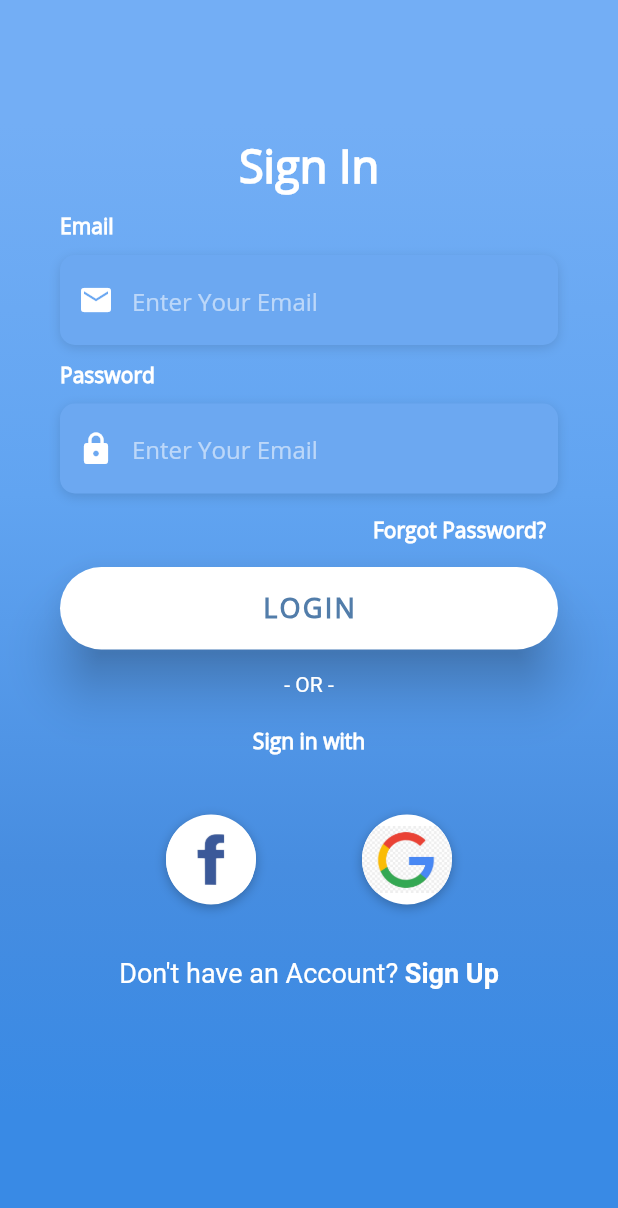
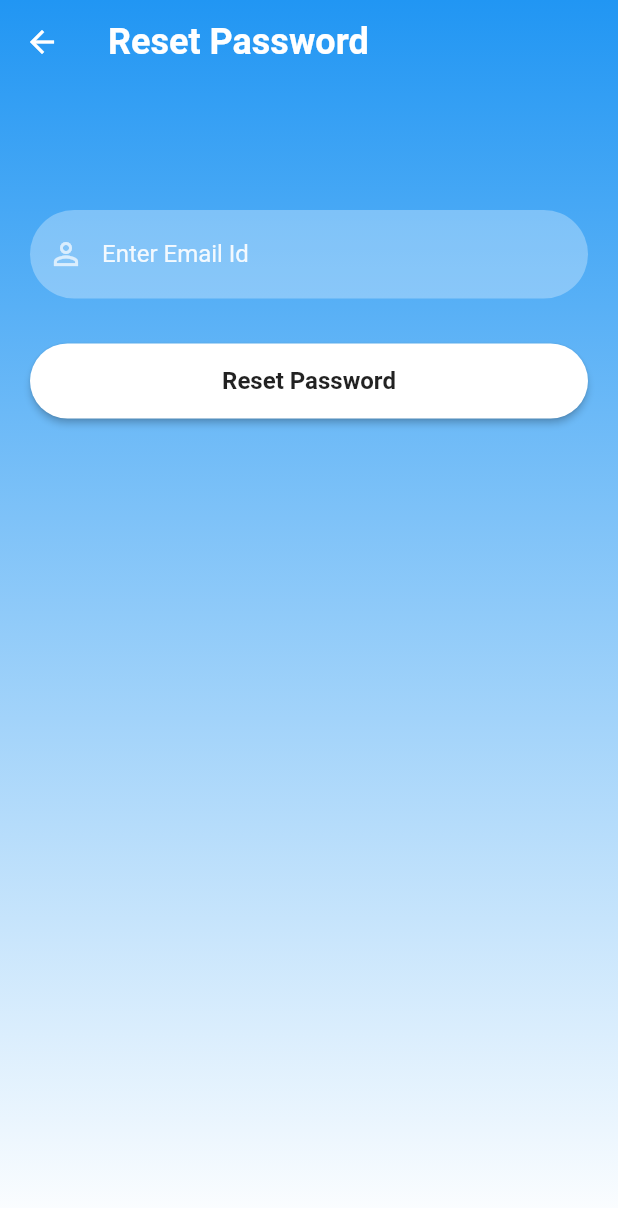
Before and after one commit to melihyumusaker/Vizyoner-GencStaj-FrontEnd, a Flutter app: the screen it shows after launch, after a tap on "Forgot Password?", on a phone screen of 412 x 824 dp. Shown: the top 1208 px of the screen. Run offline on Flutter 3.47's test engine with Material 2 defaults, Android fonts, the phone set to English and light mode, and no system bars; our stand-ins replace cloud_firestore, firebase_auth, firebase_core; accounts and stored records are empty; network calls fail.

Commit message:
firebase auth bağlandı, login, singup sayfaları

```diff
--- a/lib/main.dart
+++ b/lib/main.dart
@@ -1,8 +1,18 @@
+import 'package:firebase_core/firebase_core.dart';
 import 'package:flutter/material.dart';
-import 'package:proje/pages/auth/login.dart';
 import 'package:flutter/services.dart';
+import 'package:proje/pages/auth/login/login.dart';
 
-void main() {
+Future main() async {
+  WidgetsFlutterBinding.ensureInitialized();
+  await Firebase.initializeApp(
+    options: const FirebaseOptions(
+      apiKey: 'AIzaSyCWrR66Ic0b7uj7FBFxHHF68LTm1Twx4LE', // Your apiKey
+      appId: '1:352405295079:android:e775fa34503b9b8852b742', // Your appId
+      messagingSenderId: '352405295079', // Your messagingSenderId
+      projectId: 'vizyonergenc-80bc2', // Your projectId
+    ),
+  );
   runApp(const MyApp());
 }
 
--- a/lib/pages/auth/login.dart
+++ /dev/null
@@ -1,271 +0,0 @@
-import 'package:flutter/material.dart';
-import 'package:proje/utils/constants.dart';
-
-class Login extends StatefulWidget {
-  const Login({super.key});
-
-  @override
-  State<Login> createState() => _LoginState();
-}
-
-class _LoginState extends State<Login> {
-  @override
-  Widget build(BuildContext context) {
-    return Scaffold(
-      body: Stack(
-        children: <Widget>[
-          _setHomeBackgroundColor(),
-          SizedBox(
-            height: double.infinity,
-            child: SingleChildScrollView(
-              physics: const AlwaysScrollableScrollPhysics(),
-              padding:
-                  const EdgeInsets.symmetric(horizontal: 40.0, vertical: 90.0),
-              child: Column(
-                mainAxisAlignment: MainAxisAlignment.center,
-                children: <Widget>[
-                  _signInText(),
-                  const SizedBox(height: 10.0),
-                  _buildEmailTF(),
-                  const SizedBox(height: 10.0),
-                  _buildPasswordTF(),
-                  _buildForgotPasswordBtn(),
-                  _buildLoginBtn(),
-                  _buildSignInWithText(),
-                  _buildSocialBtnRow(),
-                  _buildSignupBtn(),
-                ],
-              ),
-            ),
-          )
-        ],
-      ),
-    );
-  }
-
-  Widget _buildSignupBtn() {
-    return GestureDetector(
-      // ignore: avoid_print
-      onTap: () => print('Sign Up Button Pressed'),
-      child: RichText(
-        text: const TextSpan(
-          children: [
-            TextSpan(
-              text: 'Don\'t have an Account? ',
-              style: TextStyle(
-                color: Colors.white,
-                fontSize: 18.0,
-                fontWeight: FontWeight.w400,
-              ),
-            ),
-            TextSpan(
-              text: 'Sign Up',
-              style: TextStyle(
-                color: Colors.white,
-                fontSize: 18.0,
-                fontWeight: FontWeight.bold,
-              ),
-            ),
-          ],
-        ),
-      ),
-    );
-  }
-
-  Widget _buildSocialBtn(Function onTap, AssetImage logo) {
-    return GestureDetector(
-      onTap: onTap(),
-      child: Container(
-        height: 60.0,
-        width: 60.0,
-        decoration: BoxDecoration(
-          shape: BoxShape.circle,
-          color: Colors.white,
-          boxShadow: const [
-            BoxShadow(
-              color: Colors.black26,
-              offset: Offset(0, 2),
-              blurRadius: 6.0,
-            ),
-          ],
-          image: DecorationImage(
-            image: logo,
-          ),
-        ),
-      ),
-    );
-  }
-
-  Widget _buildSocialBtnRow() {
-    return Padding(
-      padding: const EdgeInsets.only(bottom: 35, top: 40),
-      child: Row(
-        mainAxisAlignment: MainAxisAlignment.spaceEvenly,
-        children: <Widget>[
-          _buildSocialBtn(
-            // ignore: avoid_print
-            () => print('Login with Facebook'),
-            const AssetImage(
-              'assets/images/facebook.jpg',
-            ),
-          ),
-          _buildSocialBtn(
-            // ignore: avoid_print
-            () => print('Login with Google'),
-            const AssetImage(
-              'assets/images/google.jpg',
-            ),
-          ),
-        ],
-      ),
-    );
-  }
-
-  Widget _buildSignInWithText() {
-    return Column(
-      children: <Widget>[
-        const Text(
-          '- OR -',
-          style: TextStyle(
-            color: Colors.white,
-            fontWeight: FontWeight.w400,
-          ),
-        ),
-        const SizedBox(height: 20.0),
-        Text(
-          'Sign in with',
-          style: kLabelStyle,
-        ),
-      ],
-    );
-  }
-
-  Text _signInText() {
-    return const Text(
-      "Sign In",
-      style: TextStyle(
-        color: Colors.white,
-        fontFamily: 'OpenSans',
-        fontSize: 30,
-        fontWeight: FontWeight.bold,
-      ),
-    );
-  }
-
-  Container _setHomeBackgroundColor() {
-    return Container(
-      height: double.infinity,
-      width: double.infinity,
-      decoration: const BoxDecoration(
-        gradient: LinearGradient(
-          begin: Alignment.topCenter,
-          end: Alignment.bottomCenter,
-          colors: [
-            Color(0xFF73AEF5),
-            Color(0xFF61A4F1),
-            Color(0xFF478DE0),
-            Color(0xFF398AE5),
-          ],
-          stops: [0.1, 0.4, 0.7, 0.9],
-        ),
-      ),
-    );
-  }
-
-  Widget _buildLoginBtn() {
-    return Container(
-      padding: const EdgeInsets.only(top: 1.0, bottom: 15),
-      width: double.infinity,
-      child: ElevatedButton(
-        style: ElevatedButton.styleFrom(
-          elevation: 15.0,
-          backgroundColor: Colors.white,
-          padding: const EdgeInsets.all(15.0),
-          shape: RoundedRectangleBorder(
-            borderRadius: BorderRadius.circular(30.0),
-          ),
-        ),
-        onPressed: () {},
-        child: const Text(
-          'LOGIN',
-          style: TextStyle(
-            color: Color(0xFF527DAA),
-            letterSpacing: 1.5,
-            fontSize: 18.0,
-            fontWeight: FontWeight.bold,
-            fontFamily: 'OpenSans',
-          ),
-        ),
-      ),
-    );
-  }
-
-  Container _buildForgotPasswordBtn() {
-    return Container(
-      alignment: Alignment.centerRight,
-      child: TextButton(
-        onPressed: () {},
-        child: Text(
-          "Forgot Password?",
-          style: kLabelStyle,
-        ),
-      ),
-    );
-  }
-
-  Column _buildPasswordTF() {
-    return Column(
-      crossAxisAlignment: CrossAxisAlignment.start,
-      children: <Widget>[
-        Text(
-          "Password",
-          style: kLabelStyle,
-        ),
-        const SizedBox(height: 10.0),
-        Container(
-          alignment: Alignment.centerLeft,
-          decoration: kBoxDecorationStyle,
-          height: 60.0,
-          child: TextField(
-            obscureText: true,
-            style: const TextStyle(color: Colors.white, fontFamily: "OpenSans"),
-            decoration: InputDecoration(
-                border: InputBorder.none,
-                contentPadding: const EdgeInsets.only(top: 14.0),
-                prefixIcon: const Icon(Icons.lock, color: Colors.white),
-                hintText: "Enter Your Email",
-                hintStyle: kHintTextStyle),
-          ),
-        )
-      ],
-    );
-  }
-
-  Column _buildEmailTF() {
-    return Column(
-      crossAxisAlignment: CrossAxisAlignment.start,
-      children: <Widget>[
-        Text(
-          "Email",
-          style: kLabelStyle,
-        ),
-        const SizedBox(height: 10.0),
-        Container(
-          alignment: Alignment.centerLeft,
-          decoration: kBoxDecorationStyle,
-          height: 60.0,
-          child: TextField(
-            keyboardType: TextInputType.emailAddress,
-            style: const TextStyle(color: Colors.white, fontFamily: "OpenSans"),
-            decoration: InputDecoration(
-                border: InputBorder.none,
-                contentPadding: const EdgeInsets.only(top: 14.0),
-                prefixIcon: const Icon(Icons.email, color: Colors.white),
-                hintText: "Enter Your Email",
-                hintStyle: kHintTextStyle),
-          ),
-        )
-      ],
-    );
-  }
-}
--- /dev/null
+++ b/lib/pages/auth/login/login.dart
@@ -0,0 +1,118 @@
+import 'package:firebase_auth/firebase_auth.dart';
+import 'package:flutter/material.dart';
+
+import 'package:proje/main.dart';
+import 'package:proje/pages/auth/singup/singup.dart';
+import 'package:proje/pages/screens/home_page.dart';
+
+import '../../../utils/reuseable_widgets/auth_reuseable_widgets.dart';
+import '../reset_password/reset_password.dart';
+
+class Login extends StatefulWidget {
+  const Login({super.key});
+
+  @override
+  State<Login> createState() => _LoginState();
+}
+
+class _LoginState extends State<Login> {
+  final TextEditingController _passwordTextController = TextEditingController();
+  final TextEditingController _emailTextController = TextEditingController();
+  @override
+  Widget build(BuildContext context) {
+    return Scaffold(
+      body: Container(
+        width: MediaQuery.of(context).size.width,
+        height: MediaQuery.of(context).size.height,
+        decoration: const BoxDecoration(
+            gradient: LinearGradient(colors: [
+          Colors.blue,
+          Colors.white,
+        ], begin: Alignment.topCenter, end: Alignment.bottomCenter)),
+        child: SingleChildScrollView(
+          child: Padding(
+            padding: EdgeInsets.fromLTRB(
+                20, MediaQuery.of(context).size.height * 0.2, 20, 0),
+            child: Column(
+              children: <Widget>[
+                Container(
+                  height: 200,
+                  width: 200,
+                  child: const Image(
+                    image: NetworkImage(
+                        "https://vizyonergenc.com/company/vg800600.png"),
+                    fit: BoxFit.fill,
+                  ),
+                ),
+                const SizedBox(
+                  height: 30,
+                ),
+                reusableTextField("Enter UserName", Icons.person_outline, false,
+                    _emailTextController),
+                const SizedBox(
+                  height: 20,
+                ),
+                reusableTextField("Enter Password", Icons.lock_outline, true,
+                    _passwordTextController),
+                const SizedBox(
+                  height: 5,
+                ),
+                forgetPassword(context),
+                firebaseUIButton(context, "Sign In", () {
+                  FirebaseAuth.instance
+                      .signInWithEmailAndPassword(
+                          email: _emailTextController.text,
+                          password: _passwordTextController.text)
+                      .then((value) {
+                    Navigator.push(context,
+                        MaterialPageRoute(builder: (context) => HomeScreen()));
+                  }).onError((error, stackTrace) {
+                    print("Error ${error.toString()}");
+                  });
+                }),
+                signUpOption()
+              ],
+            ),
+          ),
+        ),
+      ),
+    );
+  }
+
+  Row signUpOption() {
+    return Row(
+      mainAxisAlignment: MainAxisAlignment.center,
+      children: [
+        const Text("Don't have account?",
+            style: TextStyle(color: Colors.white70)),
+        GestureDetector(
+          onTap: () {
+            Navigator.push(context,
+                MaterialPageRoute(builder: (context) => const Signup()));
+          },
+          child: const Text(
+            " Sign Up",
+            style: TextStyle(color: Colors.white, fontWeight: FontWeight.bold),
+          ),
+        )
+      ],
+    );
+  }
+
+  Widget forgetPassword(BuildContext context) {
+    return Container(
+      width: MediaQuery.of(context).size.width,
+      height: 35,
+      alignment: Alignment.bottomRight,
+      child: TextButton(
+        child: const Text(
+          "Forgot Password?",
+          style: TextStyle(color: Colors.white70),
+          textAlign: TextAlign.right,
+        ),
+        onPressed: () => Navigator.push(
+            context, MaterialPageRoute(builder: (context) => ResetPassword())),
+      ),
+    );
+  }
+}
--- /dev/null
+++ b/lib/pages/auth/reset_password/reset_password.dart
@@ -0,0 +1,57 @@
+import 'package:firebase_auth/firebase_auth.dart';
+import 'package:proje/utils/reuseable_widgets/auth_reuseable_widgets.dart';
+import 'package:flutter/material.dart';
+
+class ResetPassword extends StatefulWidget {
+  const ResetPassword({Key? key}) : super(key: key);
+
+  @override
+  _ResetPasswordState createState() => _ResetPasswordState();
+}
+
+class _ResetPasswordState extends State<ResetPassword> {
+  final TextEditingController _emailTextController = TextEditingController();
+  @override
+  Widget build(BuildContext context) {
+    return Scaffold(
+      extendBodyBehindAppBar: true,
+      appBar: AppBar(
+        backgroundColor: Colors.transparent,
+        elevation: 0,
+        title: const Text(
+          "Reset Password",
+          style: TextStyle(fontSize: 24, fontWeight: FontWeight.bold),
+        ),
+      ),
+      body: Container(
+          width: MediaQuery.of(context).size.width,
+          height: MediaQuery.of(context).size.height,
+          decoration: const BoxDecoration(
+              gradient: LinearGradient(colors: [
+            Colors.blue,
+            Colors.white,
+          ], begin: Alignment.topCenter, end: Alignment.bottomCenter)),
+          child: SingleChildScrollView(
+              child: Padding(
+            padding: const EdgeInsets.fromLTRB(20, 120, 20, 0),
+            child: Column(
+              children: <Widget>[
+                const SizedBox(
+                  height: 20,
+                ),
+                reusableTextField("Enter Email Id", Icons.person_outline, false,
+                    _emailTextController),
+                const SizedBox(
+                  height: 20,
+                ),
+                firebaseUIButton(context, "Reset Password", () {
+                  FirebaseAuth.instance
+                      .sendPasswordResetEmail(email: _emailTextController.text)
+                      .then((value) => Navigator.of(context).pop());
+                })
+              ],
+            ),
+          ))),
+    );
+  }
+}
--- /dev/null
+++ b/lib/pages/auth/singup/singup.dart
@@ -0,0 +1,83 @@
+import 'package:cloud_firestore/cloud_firestore.dart';
+import 'package:firebase_auth/firebase_auth.dart';
+import 'package:flutter/material.dart';
+import 'package:proje/main.dart';
+import 'package:proje/pages/screens/home_page.dart';
+
+import '../../../utils/reuseable_widgets/auth_reuseable_widgets.dart';
+
+class Signup extends StatefulWidget {
+  const Signup({super.key});
+
+  @override
+  State<Signup> createState() => _SignupState();
+}
+
+class _SignupState extends State<Signup> {
+  final TextEditingController _passwordTextController = TextEditingController();
+  final TextEditingController _emailTextController = TextEditingController();
+  final TextEditingController _userNameTextController = TextEditingController();
+  @override
+  Widget build(BuildContext context) {
+    return Scaffold(
+      extendBodyBehindAppBar: true,
+      appBar: AppBar(
+        backgroundColor: Colors.transparent,
+        elevation: 0,
+        title: const Text(
+          "Sign Up",
+          style: TextStyle(fontSize: 24, fontWeight: FontWeight.bold),
+        ),
+      ),
+      body: Container(
+          width: MediaQuery.of(context).size.width,
+          height: MediaQuery.of(context).size.height,
+          decoration: const BoxDecoration(
+              gradient: LinearGradient(colors: [
+            Colors.blue,
+            Colors.white,
+          ], begin: Alignment.topCenter, end: Alignment.bottomCenter)),
+          child: SingleChildScrollView(
+              child: Padding(
+            padding: const EdgeInsets.fromLTRB(20, 120, 20, 0),
+            child: Column(
+              children: <Widget>[
+                const SizedBox(
+                  height: 20,
+                ),
+                reusableTextField("Enter UserName", Icons.person_outline, false,
+                    _userNameTextController),
+                const SizedBox(
+                  height: 20,
+                ),
+                reusableTextField("Enter Email Id", Icons.person_outline, false,
+                    _emailTextController),
+                const SizedBox(
+                  height: 20,
+                ),
+                reusableTextField("Enter Password", Icons.lock_outlined, true,
+                    _passwordTextController),
+                const SizedBox(
+                  height: 20,
+                ),
+                firebaseUIButton(context, "Sign Up", () {
+                  FirebaseAuth.instance
+                      .createUserWithEmailAndPassword(
+                          email: _emailTextController.text,
+                          password: _passwordTextController.text)
+                      .then((value) {
+                    print("Created New Account");
+                    Navigator.push(
+                        context,
+                        MaterialPageRoute(
+                            builder: (context) => const HomeScreen()));
+                  }).onError((error, stackTrace) {
+                    print("Error ${error.toString()}");
+                  });
+                })
+              ],
+            ),
+          ))),
+    );
+  }
+}
--- /dev/null
+++ b/lib/pages/screens/home_page.dart
@@ -0,0 +1,33 @@
+import 'package:firebase_auth/firebase_auth.dart';
+import 'package:flutter/foundation.dart';
+import 'package:proje/pages/auth/singup/singup.dart';
+import 'package:flutter/material.dart';
+
+class HomeScreen extends StatefulWidget {
+  const HomeScreen({Key? key}) : super(key: key);
+
+  @override
+  _HomeScreenState createState() => _HomeScreenState();
+}
+
+class _HomeScreenState extends State<HomeScreen> {
+  @override
+  Widget build(BuildContext context) {
+    return Scaffold(
+      body: Center(
+        child: ElevatedButton(
+          child: const Text("Logout"),
+          onPressed: () {
+            FirebaseAuth.instance.signOut().then((value) {
+              if (kDebugMode) {
+                print("Signed Out");
+              }
+              Navigator.push(context,
+                  MaterialPageRoute(builder: (context) => const Signup()));
+            });
+          },
+        ),
+      ),
+    );
+  }
+}
--- /dev/null
+++ b/lib/utils/reuseable_widgets/auth_reuseable_widgets.dart
@@ -0,0 +1,68 @@
+import 'package:flutter/material.dart';
+
+Image logoWidget(String imageName) {
+  return Image.asset(
+    imageName,
+    fit: BoxFit.fitWidth,
+    width: 240,
+    height: 240,
+    color: Colors.white,
+  );
+}
+
+TextField reusableTextField(String text, IconData icon, bool isPasswordType,
+    TextEditingController controller) {
+  return TextField(
+    controller: controller,
+    obscureText: isPasswordType,
+    enableSuggestions: !isPasswordType,
+    autocorrect: !isPasswordType,
+    cursorColor: Colors.white,
+    style: TextStyle(color: Colors.white.withOpacity(0.9)),
+    decoration: InputDecoration(
+      prefixIcon: Icon(
+        icon,
+        color: Colors.white70,
+      ),
+      labelText: text,
+      labelStyle: TextStyle(color: Colors.white.withOpacity(0.9)),
+      filled: true,
+      floatingLabelBehavior: FloatingLabelBehavior.never,
+      fillColor: Colors.white.withOpacity(0.3),
+      border: OutlineInputBorder(
+          borderRadius: BorderRadius.circular(30.0),
+          borderSide: const BorderSide(width: 0, style: BorderStyle.none)),
+    ),
+    keyboardType: isPasswordType
+        ? TextInputType.visiblePassword
+        : TextInputType.emailAddress,
+  );
+}
+
+Container firebaseUIButton(BuildContext context, String title, Function onTap) {
+  return Container(
+    width: MediaQuery.of(context).size.width,
+    height: 50,
+    margin: const EdgeInsets.fromLTRB(0, 10, 0, 20),
+    decoration: BoxDecoration(borderRadius: BorderRadius.circular(90)),
+    child: ElevatedButton(
+      onPressed: () {
+        onTap();
+      },
+      child: Text(
+        title,
+        style: const TextStyle(
+            color: Colors.black87, fontWeight: FontWeight.bold, fontSize: 16),
+      ),
+      style: ButtonStyle(
+          backgroundColor: MaterialStateProperty.resolveWith((states) {
+            if (states.contains(MaterialState.pressed)) {
+              return Colors.black26;
+            }
+            return Colors.white;
+          }),
+          shape: MaterialStateProperty.all<RoundedRectangleBorder>(
+              RoundedRectangleBorder(borderRadius: BorderRadius.circular(30)))),
+    ),
+  );
+}
--- a/pubspec.yaml
+++ b/pubspec.yaml
@@ -36,6 +36,11 @@ dependencies:
   # The following adds the Cupertino Icons font to your application.
   # Use with the CupertinoIcons class for iOS style icons.
   cupertino_icons: ^1.0.2
+  firebase_auth: ^4.6.3
+  email_validator: ^2.1.17
+  firebase_core: ^2.14.0
+  cloud_firestore: ^4.8.2
+  fluttertoast: ^8.2.2
 
 dev_dependencies:
   flutter_test:
```
Also changed, not shown: lib/firebase_options.dart (added), pubspec.lock, 11 other files.
